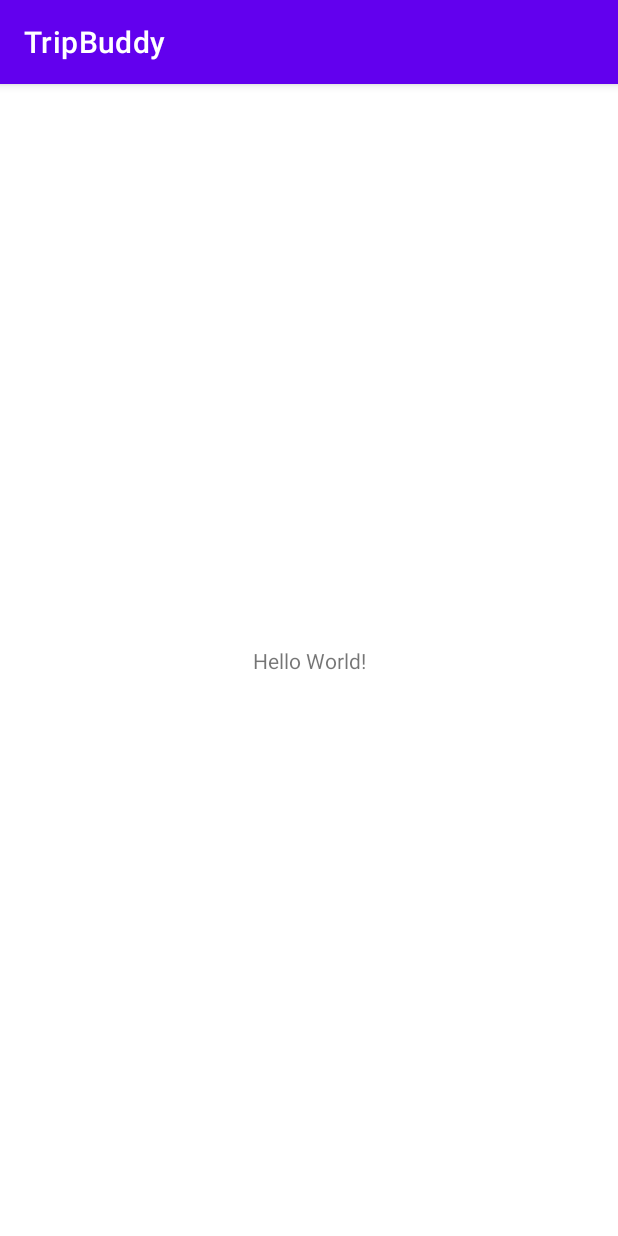
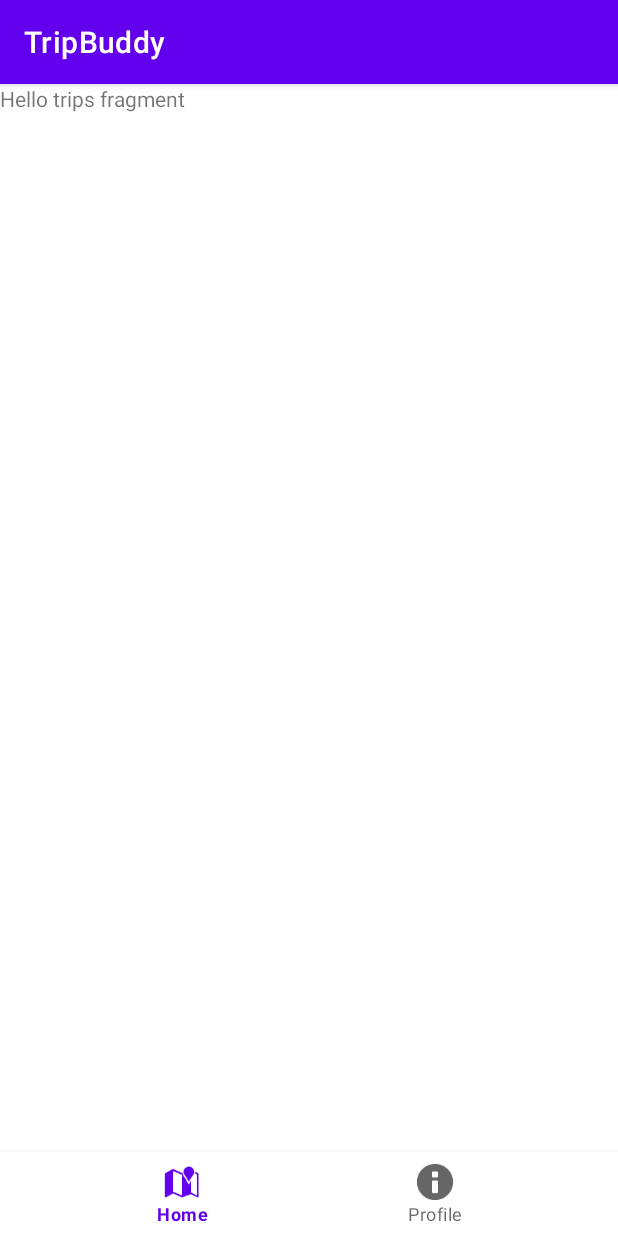
Before and after one commit to jesslin02/TripBuddy, an Android app: the screen it shows after launch (MainActivity), on a phone screen of 412 x 824 dp. Run offline under Robolectric (Android 15) with nearby library versions, the phone set to English and light mode, and no system bars.

Commit message:
created bottom nav and fragments for trip stream and profile

```diff
--- a/app/build.gradle
+++ b/app/build.gradle
@@ -33,6 +33,7 @@ dependencies {
     implementation 'androidx.appcompat:appcompat:1.3.0'
     implementation 'com.google.android.material:material:1.4.0'
     implementation 'androidx.constraintlayout:constraintlayout:2.0.4'
+    implementation 'androidx.legacy:legacy-support-v4:1.0.0'
     testImplementation 'junit:junit:4.+'
     androidTestImplementation 'androidx.test.ext:junit:1.1.3'
     androidTestImplementation 'androidx.test.espresso:espresso-core:3.4.0'
--- a/app/src/main/java/com/tripbuddy/MainActivity.java
+++ b/app/src/main/java/com/tripbuddy/MainActivity.java
@@ -1,14 +1,54 @@
 package com.tripbuddy;
 
+import androidx.annotation.NonNull;
 import androidx.appcompat.app.AppCompatActivity;
+import androidx.fragment.app.Fragment;
+import androidx.fragment.app.FragmentManager;
 
 import android.os.Bundle;
+import android.view.MenuItem;
+import android.widget.Button;
+
+import com.google.android.material.bottomnavigation.BottomNavigationView;
+import com.tripbuddy.fragments.ProfileFragment;
+import com.tripbuddy.fragments.TripsFragment;
 
 public class MainActivity extends AppCompatActivity {
+    public static final String TAG = "MainActivity";
+    BottomNavigationView bottomNavigation;
+    FragmentManager fragmentManager;
 
     @Override
     protected void onCreate(Bundle savedInstanceState) {
         super.onCreate(savedInstanceState);
         setContentView(R.layout.activity_main);
+
+        bottomNavigation = findViewById(R.id.bottom_navigation);
+        fragmentManager = getSupportFragmentManager();
+
+        bottomNavigation.setOnNavigationItemSelectedListener(new BottomNavigationView.OnNavigationItemSelectedListener() {
+            @Override
+            public boolean onNavigationItemSelected(@NonNull MenuItem item) {
+                Fragment fragment;
+                String fragmentTag;
+                switch (item.getItemId()) {
+                    case R.id.action_home:
+                        fragment = new TripsFragment();
+                        fragmentTag = "trips";
+                        break;
+                    case R.id.action_profile:
+                        fragment = new ProfileFragment();
+                        fragmentTag = "profile";
+                        break;
+                    default:
+                        fragment = new TripsFragment();
+                        fragmentTag = "trips";
+                }
+                fragmentManager.beginTransaction().replace(R.id.flContainer, fragment, fragmentTag).commit();
+                return true;
+            }
+        });
+
+        bottomNavigation.setSelectedItemId(R.id.action_home);
     }
 }
--- /dev/null
+++ b/app/src/main/java/com/tripbuddy/fragments/TripsFragment.java
@@ -0,0 +1,66 @@
+package com.tripbuddy.fragments;
+
+import android.os.Bundle;
+
+import androidx.fragment.app.Fragment;
+
+import android.view.LayoutInflater;
+import android.view.View;
+import android.view.ViewGroup;
+
+import com.tripbuddy.R;
+
+/**
+ * A simple {@link Fragment} subclass.
+ * Use the {@link TripsFragment#newInstance} factory method to
+ * create an instance of this fragment.
+ */
+public class TripsFragment extends Fragment {
+
+    // TODO: Rename parameter arguments, choose names that match
+    // the fragment initialization parameters, e.g. ARG_ITEM_NUMBER
+    private static final String ARG_PARAM1 = "param1";
+    private static final String ARG_PARAM2 = "param2";
+
+    // TODO: Rename and change types of parameters
+    private String mParam1;
+    private String mParam2;
+
+    public TripsFragment() {
+        // Required empty public constructor
+    }
+
+    /**
+     * Use this factory method to create a new instance of
+     * this fragment using the provided parameters.
+     *
+     * @param param1 Parameter 1.
+     * @param param2 Parameter 2.
+     * @return A new instance of fragment TripsFragment.
+     */
+    // TODO: Rename and change types and number of parameters
+    public static TripsFragment newInstance(String param1, String param2) {
+        TripsFragment fragment = new TripsFragment();
+        Bundle args = new Bundle();
+        args.putString(ARG_PARAM1, param1);
+        args.putString(ARG_PARAM2, param2);
+        fragment.setArguments(args);
+        return fragment;
+    }
+
+    @Override
+    public void onCreate(Bundle savedInstanceState) {
+        super.onCreate(savedInstanceState);
+        if (getArguments() != null) {
+            mParam1 = getArguments().getString(ARG_PARAM1);
+            mParam2 = getArguments().getString(ARG_PARAM2);
+        }
+    }
+
+    @Override
+    public View onCreateView(LayoutInflater inflater, ViewGroup container,
+                             Bundle savedInstanceState) {
+        // Inflate the layout for this fragment
+        return inflater.inflate(R.layout.fragment_trips, container, false);
+    }
+}
--- a/app/src/main/res/layout/activity_main.xml
+++ b/app/src/main/res/layout/activity_main.xml
@@ -6,13 +6,18 @@
     android:layout_height="match_parent"
     tools:context=".MainActivity">
 
-    <TextView
-        android:layout_width="wrap_content"
+    <FrameLayout
+        android:id="@+id/flContainer"
+        android:layout_width="match_parent"
+        android:layout_height="match_parent"
+        app:layout_constraintBottom_toTopOf="@+id/bottom_navigation" />
+
+    <com.google.android.material.bottomnavigation.BottomNavigationView
+        android:id="@+id/bottom_navigation"
+        android:layout_width="match_parent"
         android:layout_height="wrap_content"
-        android:text="Hello World!"
         app:layout_constraintBottom_toBottomOf="parent"
-        app:layout_constraintLeft_toLeftOf="parent"
-        app:layout_constraintRight_toRightOf="parent"
-        app:layout_constraintTop_toTopOf="parent" />
+        app:layout_constraintStart_toStartOf="parent"
+        app:menu="@menu/menu_bottom_navigation" />
 
 </androidx.constraintlayout.widget.ConstraintLayout>
--- /dev/null
+++ b/app/src/main/res/layout/fragment_trips.xml
@@ -0,0 +1,14 @@
+<?xml version="1.0" encoding="utf-8"?>
+<FrameLayout xmlns:android="http://schemas.android.com/apk/res/android"
+    xmlns:tools="http://schemas.android.com/tools"
+    android:layout_width="match_parent"
+    android:layout_height="match_parent"
+    tools:context=".fragments.TripsFragment">
+
+    <!-- TODO: Update blank fragment layout -->
+    <TextView
+        android:layout_width="match_parent"
+        android:layout_height="match_parent"
+        android:text="@string/hello_trips_fragment" />
+
+</FrameLayout>
--- /dev/null
+++ b/app/src/main/res/menu/menu_bottom_navigation.xml
@@ -0,0 +1,17 @@
+<?xml version="1.0" encoding="utf-8"?>
+<menu xmlns:android="http://schemas.android.com/apk/res/android"
+    xmlns:app="http://schemas.android.com/apk/res-auto">
+    <item
+        android:id="@+id/action_home"
+        android:enabled="true"
+        android:icon="@android:drawable/ic_dialog_map"
+        android:title="@string/home"
+        app:showAsAction="ifRoom" />
+
+    <item
+        android:id="@+id/action_profile"
+        android:enabled="true"
+        android:icon="@android:drawable/ic_dialog_info"
+        android:title="@string/profile"
+        app:showAsAction="ifRoom" />
+</menu>
--- a/app/src/main/res/values/strings.xml
+++ b/app/src/main/res/values/strings.xml
@@ -1,3 +1,9 @@
 <resources>
     <string name="app_name">TripBuddy</string>
+    <string name="home">Home</string>
+    <string name="now">Now</string>
+    <string name="profile">Profile</string>
+    <!-- TODO: Remove or change this placeholder text -->
+    <string name="hello_profile_fragment">Hello profile fragment</string>
+    <string name="hello_trips_fragment">Hello trips fragment</string>
 </resources>
```
Also changed, not shown: app/src/main/java/com/tripbuddy/fragments/ProfileFragment.java (added, +66 -0 lines), app/src/main/res/layout/fragment_profile.xml (added, +14 -0 lines).
